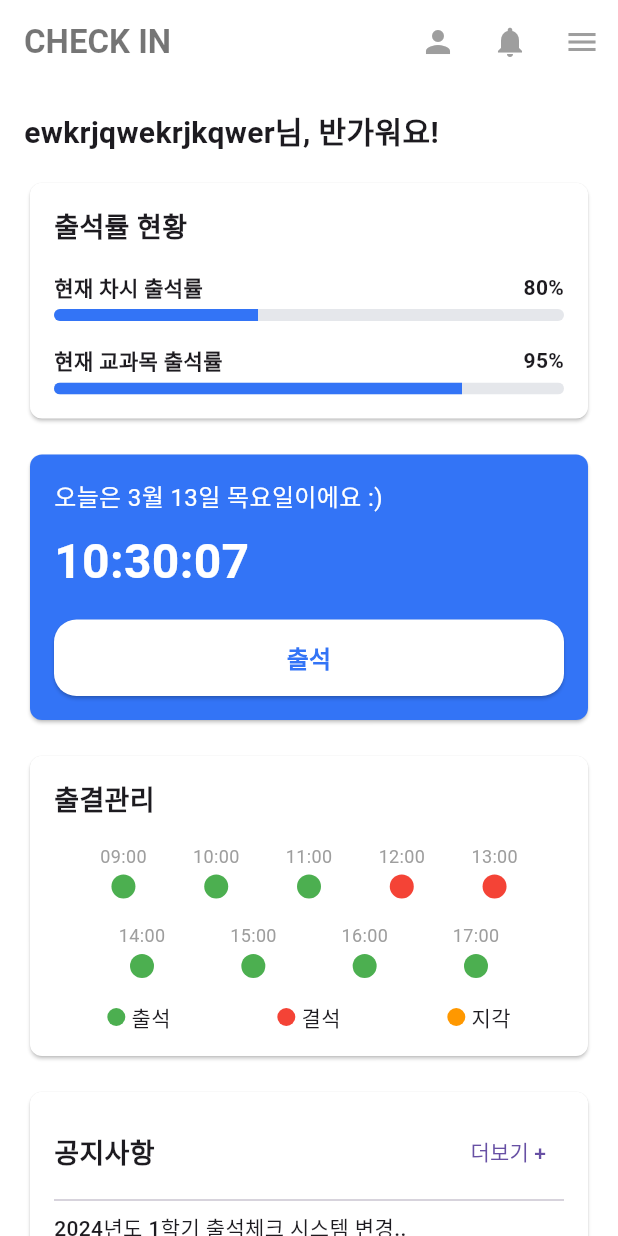
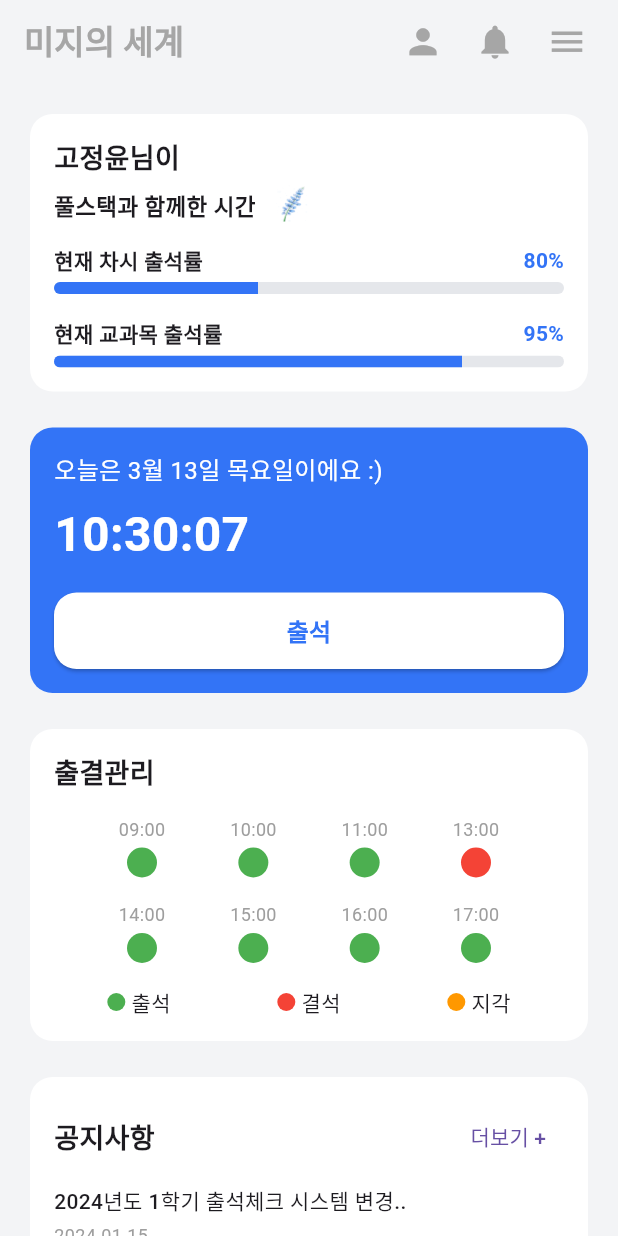
Before and after one commit to popcorn0125/CHECKIN_APP, a Flutter app: the screen it shows after launch, on a phone screen of 412 x 824 dp. Run offline on Flutter 3.47's test engine with Material 3 defaults, Android fonts, the phone set to English and light mode, and no system bars.

Commit message:
250313 김준식 홈페이지 및 앱바 수정

```diff
--- a/lib/pages/home_page.dart
+++ b/lib/pages/home_page.dart
@@ -1,7 +1,7 @@
 // lib/pages/home_page.dart
 import 'package:flutter/material.dart';
 import 'package:intl/intl.dart'; // 시간 포맷팅용
-import 'dart:async';            // Timer 사용
+import 'dart:async'; // Timer 사용
 import 'package:checkinapp/widgets/custom_app_bar.dart';
 
 class HomePage extends StatefulWidget {
@@ -13,8 +13,8 @@ class HomePage extends StatefulWidget {
 
 class _HomePageState extends State<HomePage> {
   // 현재 시각(HH:mm:ss)와 날짜(월,일,요일) 문자열 변수
-  String _currentTime = '';  // 예: 14:40:05
-  String _currentDate = '';  // 예: 3월 21일 화요일
+  String _currentTime = ''; // 예: 14:40:05
+  String _currentDate = ''; // 예: 3월 21일 화요일
   Timer? _timer;
 
   @override
@@ -54,7 +54,7 @@ class _HomePageState extends State<HomePage> {
   @override
   Widget build(BuildContext context) {
     return Scaffold(
-      backgroundColor: Colors.white,
+      backgroundColor: Color(0xFFF3F4F6),
       // 상단 커스텀 AppBar
       appBar: CustomAppBar(
         onMenuPressed: () {
@@ -65,7 +65,8 @@ class _HomePageState extends State<HomePage> {
         },
         onProfilePressed: () {
           Navigator.pushNamed(context, '/profile');
-        }, titleText: '',
+        },
+        titleText: '',
       ),
       body: SingleChildScrollView(
         padding: const EdgeInsets.symmetric(horizontal: 16, vertical: 16),
@@ -73,11 +74,14 @@ class _HomePageState extends State<HomePage> {
           crossAxisAlignment: CrossAxisAlignment.start,
           children: [
             // (1) 인사말
-            const Text(
-              'ewkrjqwekrjkqwer님, 반가워요!',
-              style: TextStyle(fontSize: 20, fontWeight: FontWeight.bold),
-            ),
-            const SizedBox(height: 16),
+            // Padding(
+            //   padding: const EdgeInsets.only(left: 8), // 🔹 오른쪽으로 16px 이동
+            //   child: Text(
+            //     '고정윤님, 반가워요!',
+            //     style: TextStyle(fontSize: 20, fontWeight: FontWeight.bold),
+            //   ),
+            // ),
+            // const SizedBox(height: 16),
 
             // (2) 출석률 현황 카드
             _buildAttendanceRateCard(),
@@ -85,7 +89,9 @@ class _HomePageState extends State<HomePage> {
 
             // (3) 날짜/시간 + 출석 버튼 카드
             Card(
-              shape: RoundedRectangleBorder(borderRadius: BorderRadius.circular(8)),
+              elevation: 0, // 그림자 제거
+              shape: RoundedRectangleBorder(
+                  borderRadius: BorderRadius.circular(15)),
               color: const Color(0xFF3374F6),
               child: Padding(
                 padding: const EdgeInsets.all(16),
@@ -101,11 +107,15 @@ class _HomePageState extends State<HomePage> {
 
                     // 시간을 포함한 Column (왼쪽 정렬)
                     Column(
-                      crossAxisAlignment: CrossAxisAlignment.start, // ★ 텍스트 왼쪽 정렬
+                      crossAxisAlignment:
+                          CrossAxisAlignment.start, // ★ 텍스트 왼쪽 정렬
                       children: [
                         Text(
                           _currentTime,
-                          style: const TextStyle(fontSize: 32, fontWeight: FontWeight.bold, color: Colors.white),
+                          style: const TextStyle(
+                              fontSize: 32,
+                              fontWeight: FontWeight.bold,
+                              color: Colors.white),
                         ),
                         const SizedBox(height: 16), // 버튼과 시간 사이 간격 조절
                         SizedBox(
@@ -117,13 +127,18 @@ class _HomePageState extends State<HomePage> {
                             style: ElevatedButton.styleFrom(
                               backgroundColor: Colors.white, // 버튼 배경색
                               shape: RoundedRectangleBorder(
-                                borderRadius: BorderRadius.circular(15), // ★ 모서리 둥글게
+                                borderRadius:
+                                    BorderRadius.circular(15), // ★ 모서리 둥글게
                               ),
-                              padding: const EdgeInsets.symmetric(vertical: 14), // 버튼 높이 조정
+                              padding: const EdgeInsets.symmetric(
+                                  vertical: 14), // 버튼 높이 조정
                             ),
                             child: const Text(
                               '출석',
-                              style: TextStyle(fontSize: 16, fontWeight: FontWeight.bold, color: Color(0xFF3374F6)),
+                              style: TextStyle(
+                                  fontSize: 16,
+                                  fontWeight: FontWeight.bold,
+                                  color: Color(0xFF3374F6)),
                             ),
                           ),
                         ),
@@ -151,20 +166,42 @@ class _HomePageState extends State<HomePage> {
   Widget _buildAttendanceRateCard() {
     return Card(
       color: Colors.white, // 원하는 배경색으로 변경 (예: Colors.white, Colors.blue 등)
-    shape: RoundedRectangleBorder(borderRadius: BorderRadius.circular(8)),
+      shape: RoundedRectangleBorder(borderRadius: BorderRadius.circular(15)),
+      elevation: 0, // 그림자 제거
       child: Padding(
         padding: const EdgeInsets.all(16),
         child: Column(
           crossAxisAlignment: CrossAxisAlignment.start,
           children: [
-          const Text('출석률 현황', style: TextStyle(fontSize: 18, fontWeight: FontWeight.w600)),
-          const SizedBox(height: 16),
+            const Text('고정윤님이',
+                style: TextStyle(fontSize: 18, fontWeight: FontWeight.w600)),
+            Row(
+              children: [
+                const Text(
+                  '풀스택과 함께한 시간',
+                  style: TextStyle(fontSize: 15, fontWeight: FontWeight.w600),
+                ),
+                const SizedBox(width: 4), // 텍스트와 이미지 간격 조정
+                Image.asset(
+                  'assets/flower2.png', // 이미지 경로
+                  width: 40, // 폰트 크기와 동일하게 설정
+                  height: 40, // 폰트 크기와 동일하게 설정
+                ),
+              ],
+            ),
+            const SizedBox(height: 5),
             // 예: 오늘의 출석률
             Row(
               mainAxisAlignment: MainAxisAlignment.spaceBetween,
               children: const [
-              Text('현재 차시 출석률', style: TextStyle(fontSize: 14, fontWeight: FontWeight.w600)),
-              Text('80%', style: TextStyle(fontSize: 14, fontWeight: FontWeight.w600)),
+                Text('현재 차시 출석률',
+                    style:
+                        TextStyle(fontSize: 14, fontWeight: FontWeight.w600)),
+                Text('80%',
+                    style: TextStyle(
+                        fontSize: 14,
+                        fontWeight: FontWeight.w600,
+                        color: Color(0xFF3374F6))),
               ],
             ),
             const SizedBox(height: 4),
@@ -182,8 +219,14 @@ class _HomePageState extends State<HomePage> {
             Row(
               mainAxisAlignment: MainAxisAlignment.spaceBetween,
               children: const [
-              Text('현재 교과목 출석률', style: TextStyle(fontSize: 14, fontWeight: FontWeight.w600)),
-              Text('95%', style: TextStyle(fontSize: 14, fontWeight: FontWeight.w600)),
+                Text('현재 교과목 출석률',
+                    style:
+                        TextStyle(fontSize: 14, fontWeight: FontWeight.w600)),
+                Text('95%',
+                    style: TextStyle(
+                        fontSize: 14,
+                        fontWeight: FontWeight.w600,
+                        color: Color(0xFF3374F6))),
               ],
             ),
             const SizedBox(height: 4),
@@ -202,18 +245,19 @@ class _HomePageState extends State<HomePage> {
     );
   }
 
-
   // 출결관리 카드 (예시)
   Widget _buildAttendanceCard() {
     return Card(
       color: Colors.white,
-      shape: RoundedRectangleBorder(borderRadius: BorderRadius.circular(8)),
+      shape: RoundedRectangleBorder(borderRadius: BorderRadius.circular(15)),
+      elevation: 0, // 그림자 제거
       child: Padding(
         padding: const EdgeInsets.all(16),
         child: Column(
           crossAxisAlignment: CrossAxisAlignment.start,
           children: [
-            const Text('출결관리', style: TextStyle(fontSize: 18, fontWeight: FontWeight.w600)),
+            const Text('출결관리',
+                style: TextStyle(fontSize: 18, fontWeight: FontWeight.w600)),
             const SizedBox(height: 16),
             Row(
               mainAxisAlignment: MainAxisAlignment.spaceEvenly,
@@ -221,7 +265,6 @@ class _HomePageState extends State<HomePage> {
                 _buildAttendanceCircle('09:00', Colors.green),
                 _buildAttendanceCircle('10:00', Colors.green),
                 _buildAttendanceCircle('11:00', Colors.green),
-                _buildAttendanceCircle('12:00', Colors.red),
                 _buildAttendanceCircle('13:00', Colors.red),
               ],
             ),
@@ -254,7 +297,8 @@ class _HomePageState extends State<HomePage> {
   Widget _buildNoticeCard() {
     return Card(
       color: Colors.white,
-      shape: RoundedRectangleBorder(borderRadius: BorderRadius.circular(8)),
+      shape: RoundedRectangleBorder(borderRadius: BorderRadius.circular(15)),
+      elevation: 0, // 그림자 제거
       child: Padding(
         padding: const EdgeInsets.all(16),
         child: Column(
@@ -264,7 +308,9 @@ class _HomePageState extends State<HomePage> {
             Row(
               mainAxisAlignment: MainAxisAlignment.spaceBetween,
               children: [
-                const Text('공지사항', style: TextStyle(fontSize: 18, fontWeight: FontWeight.w600)),
+                const Text('공지사항',
+                    style:
+                        TextStyle(fontSize: 18, fontWeight: FontWeight.w600)),
                 TextButton(
                   onPressed: () {
                     Navigator.pushNamed(context, '/notice');
@@ -273,12 +319,21 @@ class _HomePageState extends State<HomePage> {
                 ),
               ],
             ),
-            const Divider(),
-            const _NoticeItem(title: '2024년도 1학기 출석체크 시스템 변경..', date: '2024.01.15'),
-            const Divider(),
-            const _NoticeItem(title: '겨울방학 기간 출석체크 운영 안내', date: '2024.01.10'),
-            const Divider(),
-            const _NoticeItem(title: '모바일 웹 업데이트 안내 (v2.1.0)', date: '2024.01.05'),
+            Padding(
+              padding: EdgeInsets.symmetric(vertical: 8), // 위아래 여백 추가
+              child: const _NoticeItem(
+                  title: '2024년도 1학기 출석체크 시스템 변경..', date: '2024.01.15'),
+            ),
+            Padding(
+              padding: EdgeInsets.symmetric(vertical: 8), // 위아래 여백 추가
+              child: const _NoticeItem(
+                  title: '겨울방학 기간 출석체크 운영 안내', date: '2024.01.10'),
+            ),
+            Padding(
+              padding: EdgeInsets.symmetric(vertical: 8), // 위아래 여백 추가
+              child: const _NoticeItem(
+                  title: '모바일 웹 업데이트 안내 (v2.1.0)', date: '2024.01.15'),
+            ),
           ],
         ),
       ),
@@ -291,7 +346,7 @@ class _HomePageState extends State<HomePage> {
       children: [
         Text(time, style: const TextStyle(fontSize: 12, color: Colors.grey)),
         const SizedBox(height: 4),
-        CircleAvatar(radius: 8, backgroundColor: color),
+        CircleAvatar(radius: 10, backgroundColor: color),
       ],
     );
   }
@@ -313,7 +368,8 @@ class _NoticeItem extends StatelessWidget {
   final String title;
   final String date;
 
-  const _NoticeItem({Key? key, required this.title, required this.date}) : super(key: key);
+  const _NoticeItem({Key? key, required this.title, required this.date})
+      : super(key: key);
 
   @override
   Widget build(BuildContext context) {
--- a/lib/widgets/custom_app_bar.dart
+++ b/lib/widgets/custom_app_bar.dart
@@ -10,14 +10,15 @@ class CustomAppBar extends StatelessWidget implements PreferredSizeWidget {
     Key? key,
     this.onProfilePressed,
     this.onNotificationsPressed,
-    this.onMenuPressed, required String titleText,
+    this.onMenuPressed,
+    required String titleText,
   }) : super(key: key);
 
   @override
   Widget build(BuildContext context) {
     return AppBar(
       automaticallyImplyLeading: false,
-      backgroundColor: Colors.white,
+      backgroundColor: Color(0xFFF3F4F6),
       // surfaceTintColor가 투명하면, Material 3의 오버레이 효과가 적용되지 않습니다.
       surfaceTintColor: Colors.transparent,
       elevation: 0,
@@ -28,25 +29,36 @@ class CustomAppBar extends StatelessWidget implements PreferredSizeWidget {
         alignment: Alignment.centerLeft,
         padding: const EdgeInsets.only(left: 16),
         child: const Text(
-          'CHECK IN',
+          '미지의 세계',
           style: TextStyle(
-            color: Colors.black54,
+            color: Color(0xFFA6A6A6),
             fontWeight: FontWeight.bold,
           ),
         ),
       ),
       actions: [
+        Padding(
+          padding: const EdgeInsets.only(right: 10), // 🔹 아이콘들을 왼쪽으로 이동
+          child: Row(
+            mainAxisSize: MainAxisSize.min, // 🔹 최소 크기로 맞춤
+            children: [
               IconButton(
-          icon: const Icon(Icons.person, color: Colors.grey),
+                icon: const Icon(Icons.person, color: Color(0xFFa6a6a6)),
+                iconSize: 27,
                 onPressed: onProfilePressed,
               ),
               IconButton(
-          icon: const Icon(Icons.notifications, color: Colors.grey),
+                icon: const Icon(Icons.notifications, color: Color(0xFFa6a6a6)),
+                iconSize: 27,
                 onPressed: onNotificationsPressed,
               ),
               IconButton(
-          icon: const Icon(Icons.menu, color: Colors.grey),
+                icon: const Icon(Icons.menu, color: Color(0xFFa6a6a6)),
+                iconSize: 27,
                 onPressed: onMenuPressed,
+              ),
+            ],
+          ),
         ),
       ],
     );
--- a/pubspec.yaml
+++ b/pubspec.yaml
@@ -60,9 +60,12 @@ flutter:
   uses-material-design: true
 
   # To add assets to your application, add an assets section, like this:
-  # assets:
+  assets:
   #   - images/a_dot_burr.jpeg
   #   - images/a_dot_ham.jpeg
+    - assets/flower.png
+    - assets/flower2.png
+
 
   # An image asset can refer to one or more resolution-specific "variants", see
   # https://flutter.dev/to/resolution-aware-images
```
Also changed, not shown: assets/flower.png (added), assets/flower2.png (added). Lines whose indentation alone changed are shown as unchanged.
